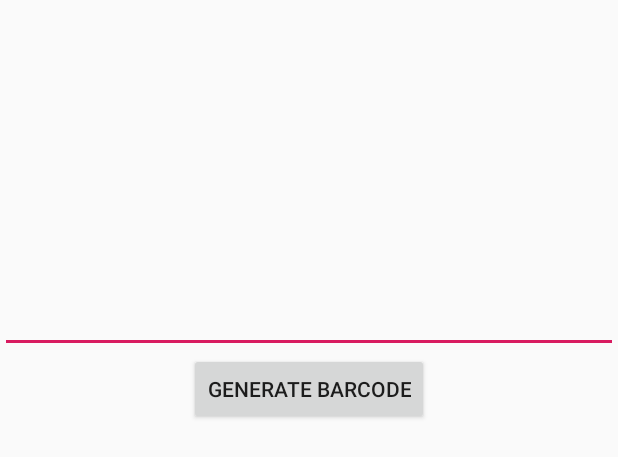
After one commit to Amrit-pal-Singh/File-Management-System, an Android app: the layout activity_generate_barcode.xml on its own in the app's theme, with its tools: preview values and no code run, on a phone screen of 412 x 824 dp. The commit adds this screen. Shown: the top 457 px of the screen. Run offline under Robolectric (Android 15) with nearby library versions, the phone set to English and light mode, and no system bars.

Commit message:
We can generate barcoded by giving input ourselves

```diff
--- /dev/null
+++ b/QR-Code-Scanner-Android-App-master/app/src/main/res/layout/activity_generate_barcode.xml
@@ -0,0 +1,28 @@
+<?xml version="1.0" encoding="utf-8"?>
+<android.support.constraint.ConstraintLayout xmlns:android="http://schemas.android.com/apk/res/android"
+    android:layout_width="match_parent"
+    android:layout_height="match_parent"
+    xmlns:tools="http://schemas.android.com/tools"
+    tools:context=".GenerateBarcodeActivity">
+
+    <LinearLayout
+        android:layout_width="match_parent"
+        android:layout_height="match_parent"
+        android:orientation="vertical"
+        android:gravity="center">
+        <EditText
+            android:id="@+id/textForBarcode"
+            android:layout_width="match_parent"
+            android:layout_height="wrap_content"/>
+        <Button
+            android:id="@+id/buttonGenerateBarcode"
+            android:layout_width="wrap_content"
+            android:layout_height="wrap_content"
+            android:text="Generate BarCode"></Button>
+        <ImageView
+            android:id="@+id/imageQr"
+            android:layout_width="350dp"
+            android:layout_height="350dp"></ImageView>
+    </LinearLayout>
+
+</android.support.constraint.ConstraintLayout>
```
Also changed, not shown: QR-Code-Scanner-Android-App-master/app/src/main/java/com/cdac/qrcodescanner/GenerateBarcodeActivity.java (added, +63 -0 lines), QR-Code-Scanner-Android-App-master/app/src/main/java/com/cdac/qrcodescanner/MainActivity.java (+3 -29 lines), QR-Code-Scanner-Android-App-master/app/src/main/res/layout/activity_main.xml (+1 -6 lines).
